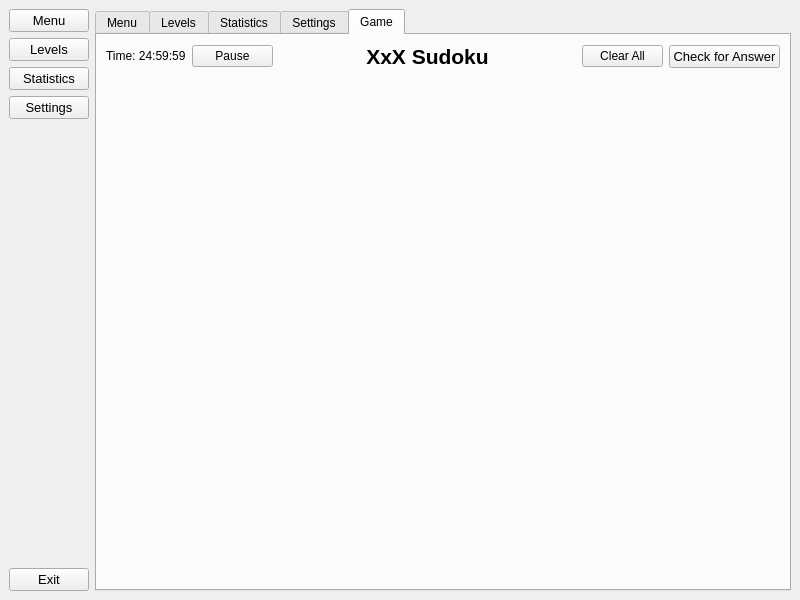
This is Sudoku-GUI/mainwindow.ui in Tristan-BS/Sudoku-GUI as Qt 5 draws it before an edit. The edited form follows.
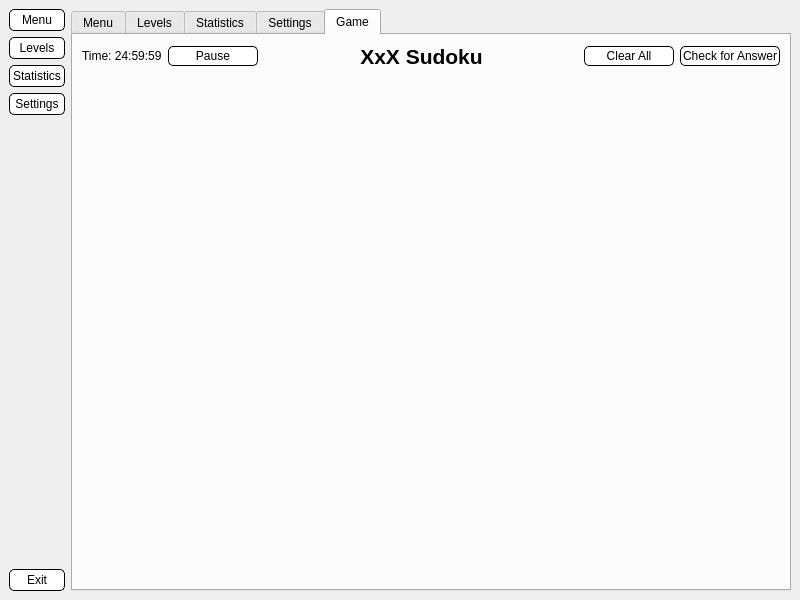
This is the edited form.

The edit to the form file:
```diff
--- a/Sudoku-GUI/mainwindow.ui
+++ b/Sudoku-GUI/mainwindow.ui
@@ -27,9 +27,21 @@
        <widget class="QPushButton" name="B_Menu">
         <property name="font">
          <font>
-          <pointsize>10</pointsize>
+          <family>Segoe UI</family>
+          <pointsize>-1</pointsize>
          </font>
         </property>
+        <property name="styleSheet">
+         <string notr="true">QPushButton {
+	background-color: white; 
+	color: black;
+    font-family: 'Segoe UI';
+    font-size: 12px;
+    border: 1px solid black;
+    border-radius: 5px;
+    padding: 3px;
+}</string>
+        </property>
         <property name="text">
          <string>Menu</string>
         </property>
@@ -39,9 +51,21 @@
        <widget class="QPushButton" name="B_Levels">
         <property name="font">
          <font>
-          <pointsize>10</pointsize>
+          <family>Segoe UI</family>
+          <pointsize>-1</pointsize>
          </font>
         </property>
+        <property name="styleSheet">
+         <string notr="true">QPushButton {
+	background-color: white; 
+	color: black;
+    font-family: 'Segoe UI';
+    font-size: 12px;
+    border: 1px solid black;
+    border-radius: 5px;
+    padding: 3px;
+}</string>
+        </property>
         <property name="text">
          <string>Levels</string>
         </property>
@@ -51,9 +75,21 @@
        <widget class="QPushButton" name="B_Statistics">
         <property name="font">
          <font>
-          <pointsize>10</pointsize>
+          <family>Segoe UI</family>
+          <pointsize>-1</pointsize>
          </font>
         </property>
+        <property name="styleSheet">
+         <string notr="true">QPushButton {
+	background-color: white; 
+	color: black;
+    font-family: 'Segoe UI';
+    font-size: 12px;
+    border: 1px solid black;
+    border-radius: 5px;
+    padding: 3px;
+}</string>
+        </property>
         <property name="text">
          <string>Statistics</string>
         </property>
@@ -63,9 +99,21 @@
        <widget class="QPushButton" name="B_Settings">
         <property name="font">
          <font>
-          <pointsize>10</pointsize>
+          <family>Segoe UI</family>
+          <pointsize>-1</pointsize>
          </font>
         </property>
+        <property name="styleSheet">
+         <string notr="true">QPushButton {
+	background-color: white; 
+	color: black;
+    font-family: 'Segoe UI';
+    font-size: 12px;
+    border: 1px solid black;
+    border-radius: 5px;
+    padding: 3px;
+}</string>
+        </property>
         <property name="text">
          <string>Settings</string>
         </property>
@@ -88,9 +136,21 @@
        <widget class="QPushButton" name="B_Exit">
         <property name="font">
          <font>
-          <pointsize>10</pointsize>
+          <family>Segoe UI</family>
+          <pointsize>-1</pointsize>
          </font>
         </property>
+        <property name="styleSheet">
+         <string notr="true">QPushButton {
+	background-color: white; 
+	color: black;
+    font-family: 'Segoe UI';
+    font-size: 12px;
+    border: 1px solid black;
+    border-radius: 5px;
+    padding: 3px;
+}</string>
+        </property>
         <property name="text">
          <string>Exit</string>
         </property>
@@ -196,6 +256,17 @@
             <height>16777215</height>
            </size>
           </property>
+          <property name="styleSheet">
+           <string notr="true">QPushButton {
+	background-color: white; 
+	color: black;
+    font-family: 'Segoe UI';
+    font-size: 12px;
+    border: 1px solid black;
+    border-radius: 5px;
+    padding: 2px;
+}</string>
+          </property>
           <property name="text">
            <string>Pause</string>
           </property>
@@ -211,7 +282,7 @@
           </property>
           <property name="sizeHint" stdset="0">
            <size>
-            <width>79</width>
+            <width>88</width>
             <height>20</height>
            </size>
           </property>
@@ -243,7 +314,7 @@
           </property>
           <property name="sizeHint" stdset="0">
            <size>
-            <width>78</width>
+            <width>87</width>
             <height>20</height>
            </size>
           </property>
@@ -264,7 +335,15 @@
            </size>
           </property>
           <property name="styleSheet">
-           <string notr="true"/>
+           <string notr="true">QPushButton {
+	background-color: white; 
+	color: black;
+    font-family: 'Segoe UI';
+    font-size: 12px;
+    border: 1px solid black;
+    border-radius: 5px;
+    padding: 2px;
+}</string>
           </property>
           <property name="text">
            <string>Clear All</string>
@@ -287,9 +366,21 @@
           </property>
           <property name="font">
            <font>
-            <pointsize>10</pointsize>
+            <family>Segoe UI</family>
+            <pointsize>-1</pointsize>
            </font>
           </property>
+          <property name="styleSheet">
+           <string notr="true">QPushButton {
+	background-color: white; 
+	color: black;
+    font-family: 'Segoe UI';
+    font-size: 12px;
+    border: 1px solid black;
+    border-radius: 5px;
+    padding: 2px;
+}</string>
+          </property>
           <property name="text">
            <string>Check for Answer</string>
           </property>
```
